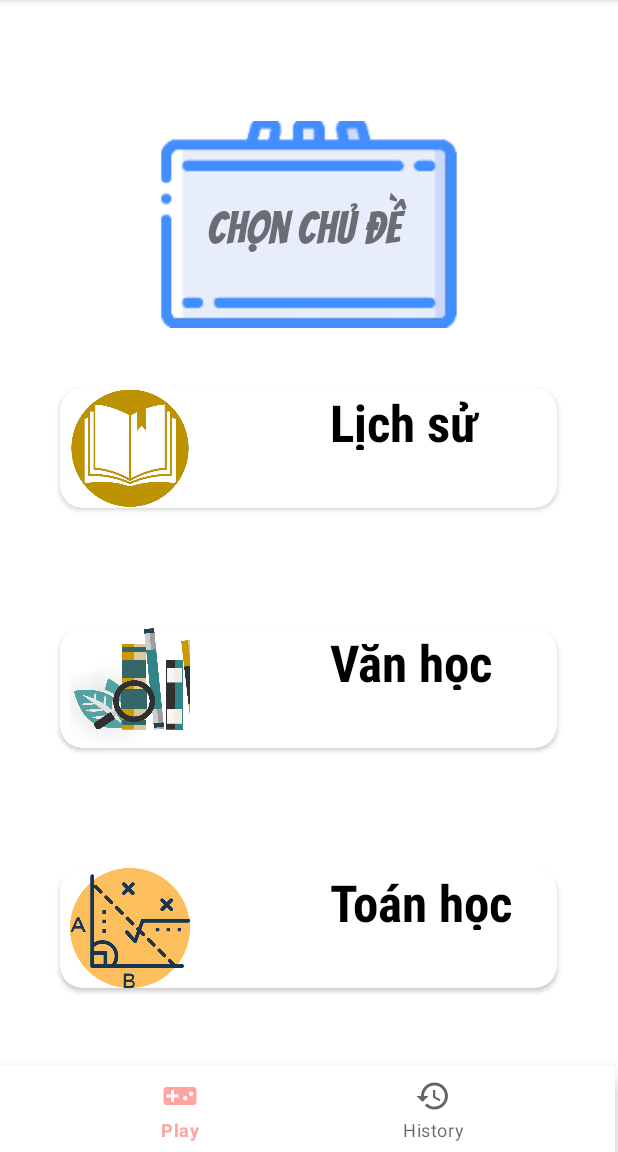
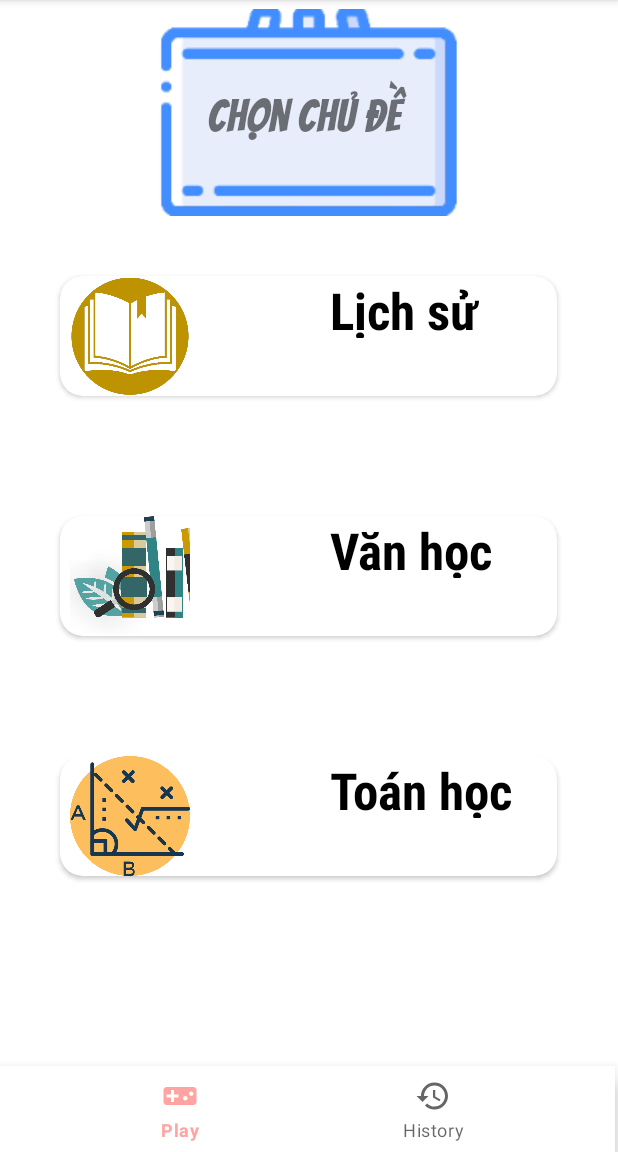
Before and after one commit to renadayne/quiz_app, an Android app: the screen it shows after launch (QuizMenu), on a phone screen of 412 x 824 dp, the part 84-1236 px from its top. Run offline under Robolectric (Android 15) with nearby library versions, the phone set to English and light mode, and no system bars; our stand-ins replace navigation-ui; Roboto replaces fonts that are not available here.

Commit message:
fix layout home

```diff
--- a/app/src/main/res/layout/activity_quiz_menu.xml
+++ b/app/src/main/res/layout/activity_quiz_menu.xml
@@ -13,6 +13,7 @@
         android:layout_width="410dp"
         android:layout_height="636dp"
         app:defaultNavHost="true"
+        app:layout_constraintBaseline_toTopOf="@id/bottom_nav"
         app:layout_constraintBottom_toTopOf="@+id/bottom_nav"
         app:layout_constraintEnd_toEndOf="parent"
         app:layout_constraintHorizontal_bias="0.0"
--- a/app/src/main/res/layout/fragment_home.xml
+++ b/app/src/main/res/layout/fragment_home.xml
@@ -64,6 +64,7 @@
         android:id="@+id/recyclerview"
         android:layout_width="411dp"
         android:layout_height="452dp"
+        app:layout_constraintBottom_toBottomOf="parent"
         app:layout_constraintTop_toBottomOf="@+id/relativeLayout"
         tools:ignore="MissingConstraints"
         tools:layout_editor_absoluteX="-2dp"
```
